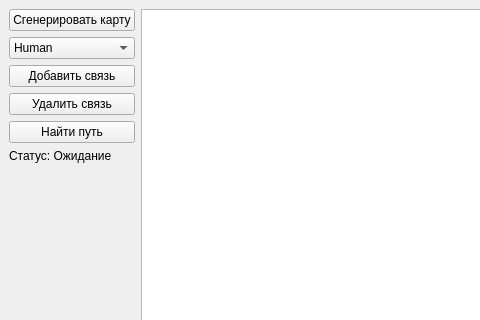
The window that gui/mainwindow.ui (VLmb/cpp-rpg-pathfinder) describes before a commit, drawn with Qt 5; both pictures show x 0 to 480 and y 0 to 320 of the 1000 by 700 pixel window.
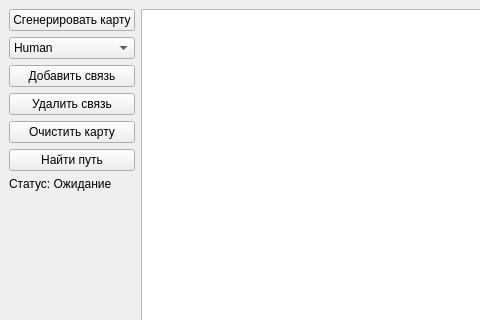
The same window after the commit.

Diff of the .ui file:
```diff
--- a/gui/mainwindow.ui
+++ b/gui/mainwindow.ui
@@ -62,6 +62,13 @@
               </property>
              </widget>
             </item>
+      <item>
+       <widget class="QPushButton" name="btnClearMap">
+        <property name="text">
+         <string>Очистить карту</string>
+        </property>
+       </widget>
+      </item>
       <item>
        <widget class="QPushButton" name="btnFindPath">
         <property name="text">
```
